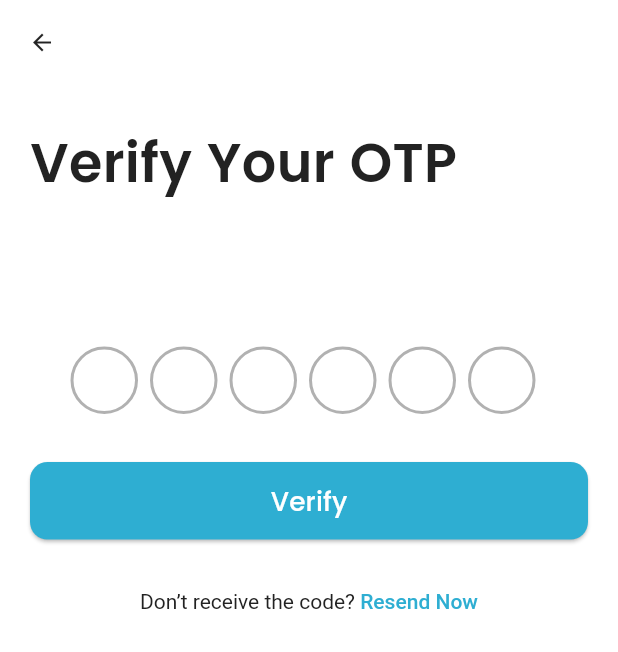
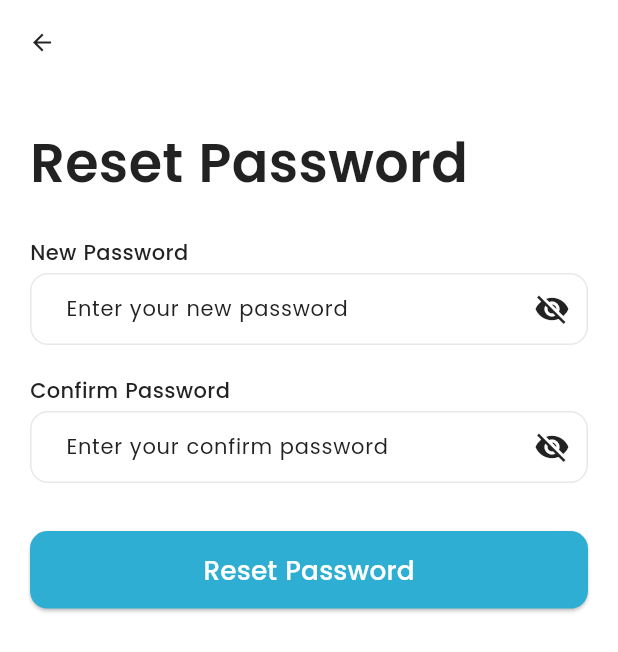
Before and after one commit to MdLimon123/Sidneby-s-Dating-App, a Flutter app: the OtpVerifyScreen screen opened directly, after a tap on "Verify", on a phone screen of 412 x 824 dp. Shown: the top 652 px of the screen. Run offline on Flutter 3.47's test engine with Material 3 defaults, Android fonts, the light colour scheme and no system bars; drawn by our look-alikes of flutter_otp_text_field; our stand-ins replace flutter_screenutil, flutter_spinkit, flutter_svg, get, shared_preferences; accounts and stored records are empty.

Commit message:
complete reset password

```diff
--- a/lib/views/screen/Auth/otp_verify_screen.dart
+++ b/lib/views/screen/Auth/otp_verify_screen.dart
@@ -1,9 +1,11 @@
 import 'package:flutter/gestures.dart';
 import 'package:flutter/material.dart';
 import 'package:flutter_otp_text_field/flutter_otp_text_field.dart';
+import 'package:get/get.dart';
 import 'package:sindeby_dating_app/utils/app_colors.dart';
 import 'package:sindeby_dating_app/views/base/custom_appbar.dart';
 import 'package:sindeby_dating_app/views/base/custom_button.dart';
+import 'package:sindeby_dating_app/views/screen/Auth/reset_password_screen.dart';
 
 class OtpVerifyScreen extends StatefulWidget {
   const OtpVerifyScreen({super.key});
@@ -46,7 +48,9 @@ class _OtpVerifyScreenState extends State<OtpVerifyScreen> {
             onSubmit: (String verificationCode) {},
           ),
           SizedBox(height: 32,),
-          CustomButton(onTap: (){},
+          CustomButton(onTap: (){
+            Get.to(()=> ResetPasswordScreen());
+          },
               text: "Verify"),
           SizedBox(height: 33,),
           Center(
--- /dev/null
+++ b/lib/views/screen/Auth/reset_password_screen.dart
@@ -0,0 +1,61 @@
+import 'package:flutter/material.dart';
+import 'package:sindeby_dating_app/utils/app_colors.dart';
+import 'package:sindeby_dating_app/views/base/custom_appbar.dart';
+import 'package:sindeby_dating_app/views/base/custom_button.dart';
+import 'package:sindeby_dating_app/views/base/custom_text_field.dart';
+
+class ResetPasswordScreen extends StatefulWidget {
+  const ResetPasswordScreen({super.key});
+
+  @override
+  State<ResetPasswordScreen> createState() => _ResetPasswordScreenState();
+}
+
+class _ResetPasswordScreenState extends State<ResetPasswordScreen> {
+
+  final newPasswordController = TextEditingController();
+  final confirmPasswordController = TextEditingController();
+
+  @override
+  Widget build(BuildContext context) {
+    return Scaffold(
+      appBar: CustomAppbar(),
+      body: ListView(
+        padding: EdgeInsets.symmetric(horizontal: 20, vertical: 26),
+        children: [
+          Text("Reset Password",
+            style: TextStyle(
+                fontSize: 36,
+                fontWeight: FontWeight.w600,
+                color: AppColors.textColor
+            ),),
+          SizedBox(height: 24,),
+          Text("New Password",
+          style: TextStyle(
+            fontSize: 14,
+            fontWeight: FontWeight.w500,
+            color: AppColors.textColor,
+          ),),
+          SizedBox(height: 4,),
+          CustomTextField(controller: newPasswordController,
+          hintText: 'Enter your new password',
+          isPassword: true,),
+          SizedBox(height: 20,),
+          Text("Confirm Password",
+            style: TextStyle(
+              fontSize: 14,
+              fontWeight: FontWeight.w500,
+              color: AppColors.textColor,
+            ),),
+          SizedBox(height: 4,),
+          CustomTextField(controller: confirmPasswordController,
+            hintText: 'Enter your confirm password',
+            isPassword: true,),
+          SizedBox(height: 32,),
+          CustomButton(onTap: (){},
+              text: "Reset Password")
+        ],
+      ),
+    );
+  }
+}
```
